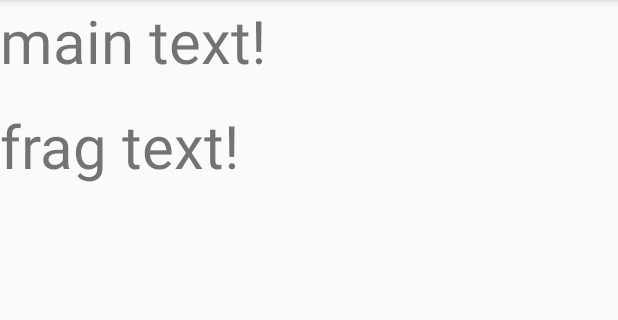
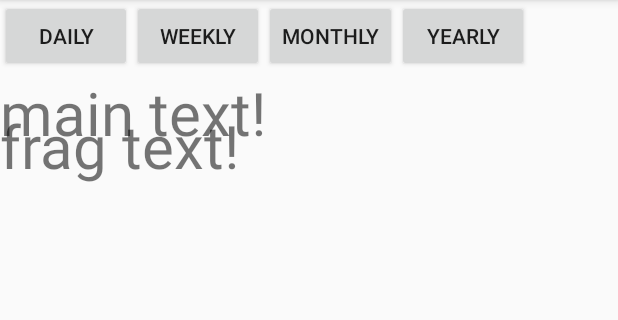
Before and after one commit to aliceblack/AppSpanAndroid, an Android app: the screen it shows after launch (MainActivity), on a phone screen of 412 x 824 dp, the part 84-404 px from its top. Run offline under Robolectric (Android 15) with nearby library versions, the phone set to English and light mode, and no system bars.

Commit message:
Interval setting, sorting, Buttons and functions

```diff
--- a/AppSpan/app/src/main/java/com/appspan/appspan/MainActivity.java
+++ b/AppSpan/app/src/main/java/com/appspan/appspan/MainActivity.java
@@ -1,6 +1,7 @@
 package com.appspan.appspan;
 import android.app.FragmentTransaction;
 import android.app.usage.UsageStats;
+import android.widget.Button;
 import android.widget.ListAdapter;
 import android.support.v4.app.FragmentActivity;
 import android.support.v4.app.FragmentManager;
@@ -33,8 +34,32 @@ import android.view.View;
 import android.view.ViewGroup;
 import  android.support.v4.app.FragmentManager;
 import android.widget.TextView;
+import java.util.Collections;
+import android.widget.Spinner;
+import  android.widget.AdapterView;
+import  android.widget.AdapterView.OnItemSelectedListener;
+import android.content.DialogInterface.OnClickListener;
 
 public class MainActivity extends AppCompatActivity {
+
+    String interval="DAILY";
+    List<UsageStats> stats=null;
+
+    public void setInterval(String i) {interval=i;}
+
+    public String getInterval(){return interval;}
+
+    public void setStats(){
+        final UsageStatsManager statsManager = (UsageStatsManager) getApplicationContext().getSystemService(Context.USAGE_STATS_SERVICE);
+        stats=getStats(statsManager, getInterval());
+    }
+
+    public void renderApps(){
+        ListView listView;
+        listView = (ListView) findViewById(R.id.apps_list);
+        ListAdapter adapter=new StatsAdapter(this, stats);
+        listView.setAdapter(adapter);
+    }
 
     //checks if permission is granted
     //android.permission.PACKAGE_USAGE_STATS is a system-level permission
@@ -70,43 +95,99 @@ public class MainActivity extends AppCompatActivity {
         permissionDialog.show();
     }
 
+    /*The maximum duration that the system keeps this data is as follows:
+    Daily data: 7 days
+    Weekly data: 4 weeks
+    Monthly data: 6 months
+    Yearly data: 2 years*/
+
+    public List<UsageStats> getStats(UsageStatsManager statsManager, String interval){
+
+        Calendar start = Calendar.getInstance();
+        Calendar end = Calendar.getInstance();
+        end.setTimeInMillis(System.currentTimeMillis());
+
+        int intervalSelection = 0;
+        switch (interval) {
+            case "DAILY":
+                start.set(Calendar.DAY_OF_MONTH, -7);
+                intervalSelection = UsageStatsManager.INTERVAL_DAILY;
+                break;
+            case "WEEKLY":
+                start.set(Calendar.MONTH, -1);
+                intervalSelection = UsageStatsManager.INTERVAL_WEEKLY;
+                break;
+            case "MONTHLY":
+                start.set(Calendar.MONTH, -6);
+                intervalSelection = UsageStatsManager.INTERVAL_MONTHLY;
+                break;
+            case "YEARLY":
+                start.set(Calendar.YEAR, -1);
+                intervalSelection = UsageStatsManager.INTERVAL_YEARLY;
+                break;
+            default:
+                start.set(Calendar.DAY_OF_MONTH, -7);
+                intervalSelection = UsageStatsManager.INTERVAL_DAILY;
+                break;
+        }
+
+        List<UsageStats> stats = statsManager.queryUsageStats(intervalSelection, start.getTimeInMillis(), end.getTimeInMillis());
+        Collections.reverse(stats);
+        return stats;
+    }
+
+    public void setButtonListener(Button bt, final String s){
+        bt.setOnClickListener(new View.OnClickListener() {
+            @Override
+            public void onClick(View v) {
+                Toast toast=Toast.makeText(MainActivity.this,s,Toast.LENGTH_SHORT);
+                toast.show();
+                setInterval(s);
+                setStats();
+                renderApps();
+            }
+        });
+    }
+
 
     @Override
     protected void onCreate(Bundle savedInstanceState) {
 
         int usagePermission=opsUsagePermission();
-        Log.wtf("PERMISSION ON/OFF", String.valueOf(usagePermission));//0 allowed
-        if(usagePermission != 0){
+        Log.wtf("PERMISSION ON/OFF", String.valueOf(usagePermission));
+        if(usagePermission != 0){ //0 permission granted
             askForPermission();
         }
-        //else {//#############
-            Context context = getApplicationContext();
-            UsageStatsManager statsManager = (UsageStatsManager) context.getSystemService(Context.USAGE_STATS_SERVICE);
-            Calendar start = Calendar.getInstance();
-            start.set(Calendar.DAY_OF_MONTH, 23);//80 19 70 28 DAILY tot 197
-            start.set(Calendar.MONTH, 4);
-            start.set(Calendar.YEAR, 2017);
-            Calendar end = Calendar.getInstance();
-            end.setTimeInMillis(System.currentTimeMillis());
-            final List<UsageStats> stats = statsManager.queryUsageStats(UsageStatsManager.INTERVAL_DAILY, start.getTimeInMillis(), end.getTimeInMillis());
 
-            for(int i=0; i<stats.size(); ++i)
-            {
-                String nameTest = stats.get(i).getPackageName();
-                Long foreTest = stats.get(i).getTotalTimeInForeground();
-                Long lastTest = stats.get(i).getLastTimeUsed();
-                foreTest=foreTest/10/10/10/60;//minuti
-                Log.wtf("app"+i+"name", String.valueOf(nameTest));
-                Log.wtf("app"+i+"fore minuti"+String.valueOf(nameTest), String.valueOf(foreTest));
-                String ultima=DateFormat.getDateTimeInstance().format(new Date(lastTest));
-                Log.wtf("app"+i+"last"+String.valueOf(nameTest), String.valueOf(ultima));
-            }
-
-
-        //}//###########
+        Context context = getApplicationContext();
+        final UsageStatsManager statsManager = (UsageStatsManager) context.getSystemService(Context.USAGE_STATS_SERVICE);
+        setStats();
 
         super.onCreate(savedInstanceState);
-        setContentView(R.layout.activity_main);
+        setContentView(R.layout.activity_main);//before all the findviewbyid
+
+        //_________________________
+        Button btDay = (Button) findViewById(R.id.button_day);
+        Button btWeek = (Button) findViewById(R.id.button_week);
+        Button btMonth = (Button) findViewById(R.id.button_month);
+        Button btYear = (Button) findViewById(R.id.button_year);
+
+        setButtonListener(btDay, "DAILY");
+        setButtonListener(btWeek, "WEEKLY");
+        setButtonListener(btMonth, "MONTHLY");
+        setButtonListener(btYear, "YEARLY");
+
+        //function based on the following code
+        /*btDay.setOnClickListener(new View.OnClickListener() {
+            @Override
+            public void onClick(View v) {
+                Toast toast=Toast.makeText(MainActivity.this,"DAILY",Toast.LENGTH_SHORT);
+                toast.show();
+                setInterval("DAILY");
+                setStats();
+                renderApps();
+            }
+        });*/
 
         //rendering fragment - useless
         AppsListFragment appsListFragment= new AppsListFragment();
@@ -120,8 +201,5 @@ public class MainActivity extends AppCompatActivity {
 
         //TextView frag=(TextView)findViewById(R.id.main_text);
         //frag.setText("FFFFFFFF main");
-
-
-
     }
 }
--- a/AppSpan/app/src/main/res/layout/activity_main.xml
+++ b/AppSpan/app/src/main/res/layout/activity_main.xml
@@ -6,6 +6,36 @@
     android:layout_height="match_parent"
     tools:context="com.appspan.appspan.MainActivity"
     android:id="@+id/main_container">
+
+    <LinearLayout
+        android:layout_width="wrap_content"
+        android:layout_height="wrap_content"
+        android:orientation="vertical">
+        <LinearLayout
+            android:layout_width="wrap_content"
+            android:layout_height="wrap_content"
+            android:orientation="horizontal">
+            <Button
+                android:layout_width="wrap_content"
+                android:layout_height="wrap_content"
+                android:id="@+id/button_day"
+                android:text="daily"/>
+            <Button
+                android:layout_width="wrap_content"
+                android:layout_height="wrap_content"
+                android:id="@+id/button_week"
+                android:text="weekly"/>
+            <Button
+                android:layout_width="wrap_content"
+                android:layout_height="wrap_content"
+                android:id="@+id/button_month"
+                android:text="monthly"/>
+            <Button
+                android:layout_width="wrap_content"
+                android:layout_height="wrap_content"
+                android:id="@+id/button_year"
+                android:text="yearly"/>
+        </LinearLayout>
 
         <TextView
             android:layout_width="wrap_content"
@@ -21,5 +51,6 @@
             android:id="@+id/apps_list">
 
         </ListView>
+    </LinearLayout>
 
 </android.support.constraint.ConstraintLayout>
--- a/AppSpan/app/src/main/res/values/strings.xml
+++ b/AppSpan/app/src/main/res/values/strings.xml
@@ -1,3 +1,4 @@
 <resources>
     <string name="app_name">AppSpan</string>
+
 </resources>
```
Also changed, not shown: AppSpan/app/src/main/java/com/appspan/appspan/StatsAdapter.java (+16 -6 lines). Lines whose indentation alone changed are shown as unchanged.
